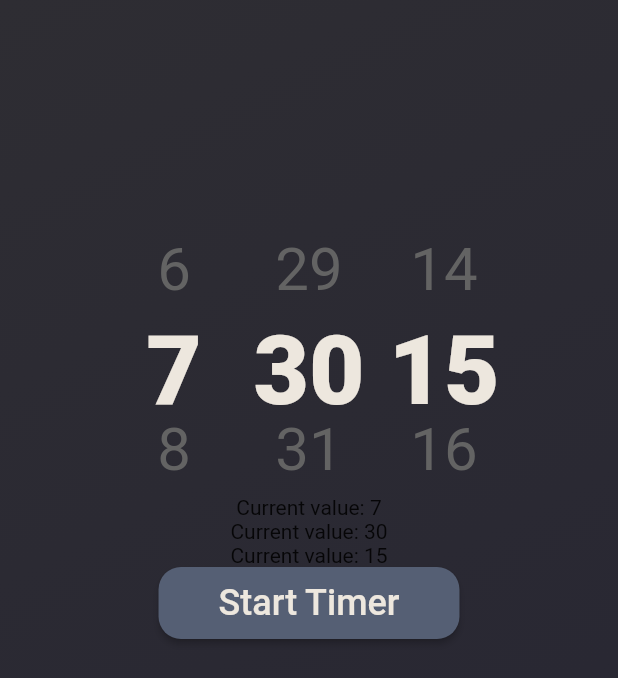
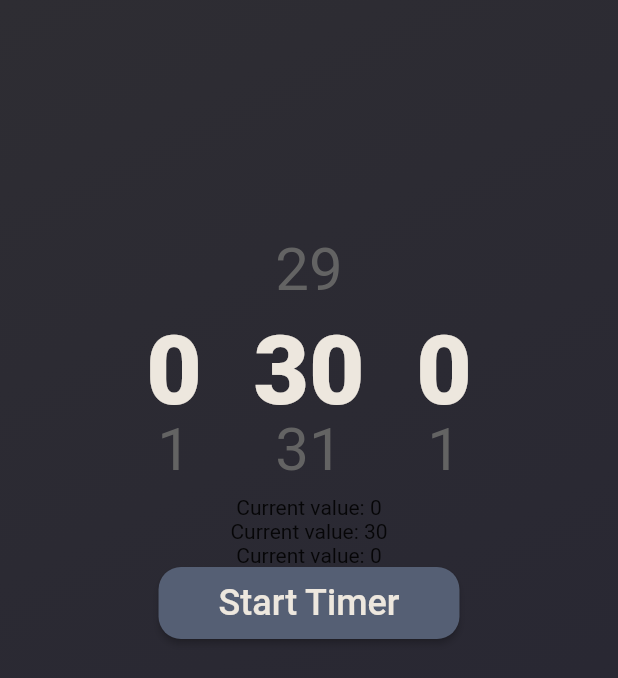
Before and after one commit to jacob-macleod/Progresso-Timer-App, a Flutter app: the screen it shows after launch, after a tap on "Start Timer", after a tap on "Finish", on a phone screen of 412 x 824 dp. Shown: the top 678 px of the screen. Run offline on Flutter 3.47's test engine with Material 2 defaults, Android fonts, the phone set to English and light mode, and no system bars; drawn by our look-alikes of numberpicker.

Commit message:
Tweaked colors

```diff
--- a/lib/componments/number_picker.dart
+++ b/lib/componments/number_picker.dart
@@ -21,9 +21,9 @@ class _NumberPickerWidgetState extends State<NumberPickerWidget> {
   @override
   void initState() {
     super.initState();
-    hour = 7;
+    hour = 0;
     minute = 30;
-    second = 15;
+    second = 00;
   }
 
   // Define a few text styles
--- a/lib/screens/timer.dart
+++ b/lib/screens/timer.dart
@@ -109,8 +109,8 @@ class _TimerState extends State<Timer> with TickerProviderStateMixin {
               Transform.scale(
                 scale: 7.0,
                 child: CircularProgressIndicator(
-                  color: const Color.fromRGBO(85, 95, 116, 1),
-                  backgroundColor: Color.fromRGBO(30, 31, 41, 1),
+                  color: Color.fromRGBO(30, 31, 41, 1),
+                  backgroundColor: const Color.fromRGBO(85, 95, 116, 1),
                   value: controller.value,
                   semanticsLabel: 'Circular progress indicator',
                 ),
```
